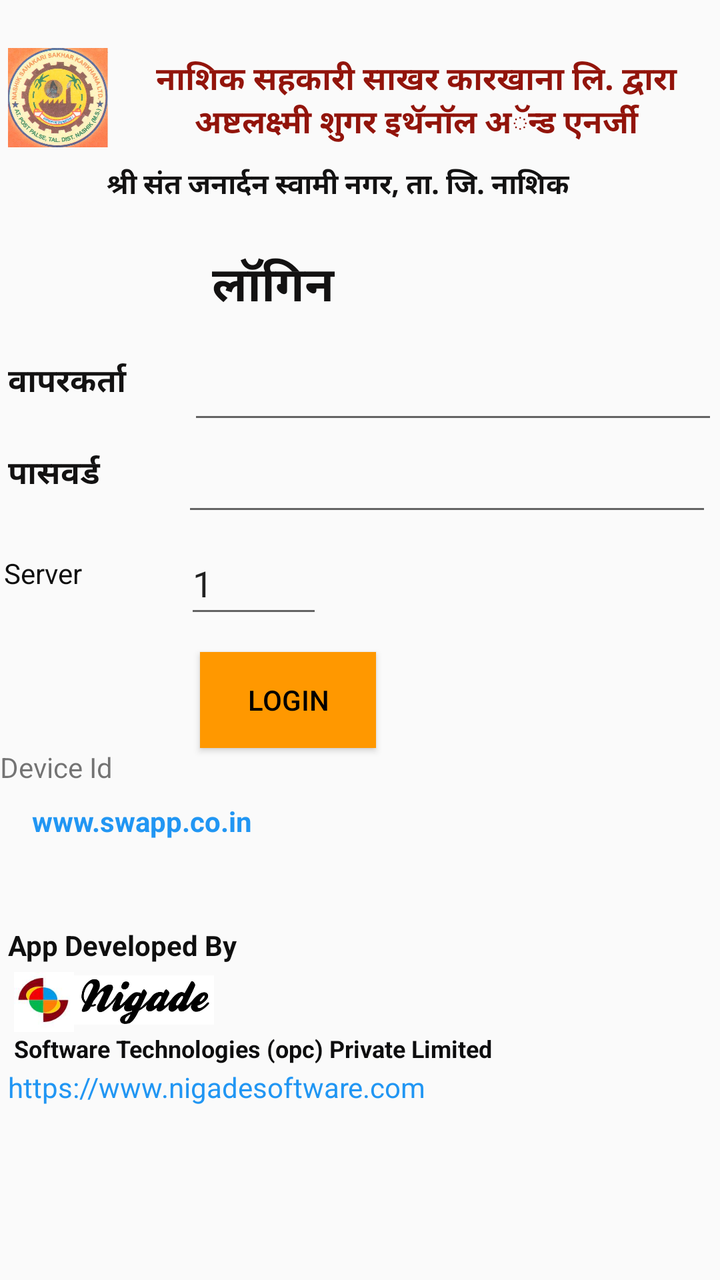
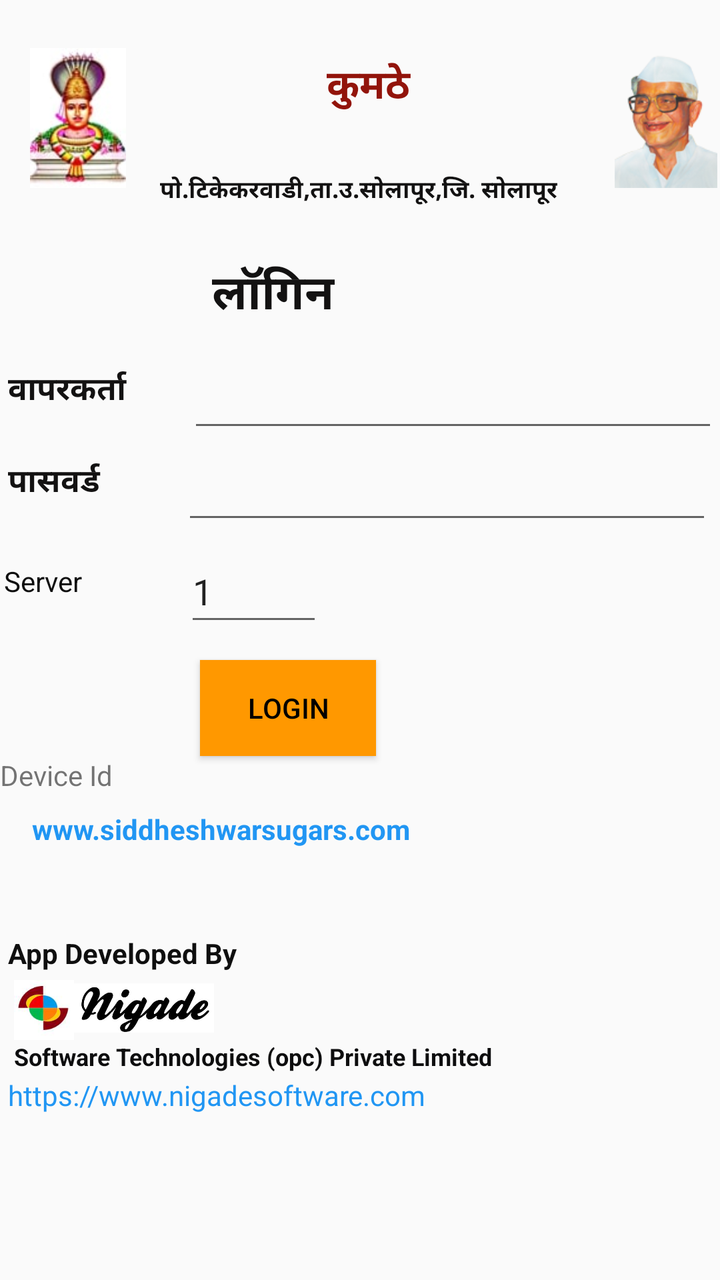

Compare the two renders of this Android layout. The source of the first and the diff that turns it into the second are given below.
<!-- AndroidManifest.xml: application theme AppTheme -->
<!-- res/layout/activity_userlogin.xml -->
<?xml version="1.0" encoding="utf-8"?>
<androidx.constraintlayout.widget.ConstraintLayout xmlns:android="http://schemas.android.com/apk/res/android"
    xmlns:app="http://schemas.android.com/apk/res-auto"
    xmlns:tools="http://schemas.android.com/tools"
    android:layout_width="wrap_content"
    android:layout_height="match_parent"
    tools:context=".userlogin">

    <TextView
        android:id="@+id/textView22"
        android:layout_width="wrap_content"
        android:layout_height="36dp"
        android:layout_marginStart="50dp"
        android:layout_marginLeft="50dp"
        android:layout_marginTop="5dp"
        android:text=" श्री संत जनार्दन स्वामी नगर, ता. जि. नाशिक"
        android:textAlignment="center"
        android:textColor="#131212"
        android:textSize="14sp"
        android:textStyle="bold"
        app:layout_constraintStart_toStartOf="parent"
        app:layout_constraintTop_toBottomOf="@+id/textView13" />

    <ImageView
        android:id="@+id/imageView3"
        android:layout_width="70dp"
        android:layout_height="30dp"
        app:layout_constraintStart_toEndOf="@+id/imageView2"
        app:layout_constraintTop_toBottomOf="@+id/textView21"
        app:srcCompat="@drawable/nigadesoftwaretechnologies_logo" />

    <TextView
        android:id="@+id/textView21"
        android:layout_width="157dp"
        android:layout_height="22dp"
        android:layout_marginStart="4dp"
        android:layout_marginLeft="4dp"
        android:layout_marginTop="36dp"
        android:text="App Developed By "
        android:textAlignment="textStart"
        android:textColor="#0F0F0F"
        android:textSize="14sp"
        android:textStyle="bold"
        app:layout_constraintStart_toStartOf="parent"
        app:layout_constraintTop_toBottomOf="@+id/txvFactorywebsite" />

    <TextView
        android:id="@+id/textView20"
        android:layout_width="382dp"
        android:layout_height="18dp"
        android:layout_marginStart="7dp"
        android:text="Software Technologies (opc) Private Limited"
        android:textAlignment="textStart"
        android:textColor="#0D0D0E"
        android:textSize="12sp"
        android:textStyle="bold"
        app:layout_constraintStart_toStartOf="parent"
        app:layout_constraintTop_toBottomOf="@+id/imageView2" />

    <TextView
        android:id="@+id/textView19"
        android:layout_width="83dp"
        android:layout_height="34dp"
        android:layout_marginTop="15dp"
        android:text=" पासवर्ड"
        android:textAlignment="textStart"
        android:textColor="#131212"
        android:textSize="16sp"
        android:textStyle="bold"
        app:layout_constraintStart_toStartOf="parent"
        app:layout_constraintTop_toBottomOf="@+id/textView17" />

    <TextView
        android:id="@+id/textView17"
        android:layout_width="82dp"
        android:layout_height="31dp"
        android:layout_marginTop="18dp"
        android:text=" वापरकर्ता"
        android:textAlignment="textStart"
        android:textColor="#131212"
        android:textSize="16sp"
        android:textStyle="bold"
        app:layout_constraintStart_toStartOf="parent"
        app:layout_constraintTop_toBottomOf="@+id/textView15" />

    <TextView
        android:id="@+id/textView15"
        android:layout_width="wrap_content"
        android:layout_height="36dp"
        android:layout_marginStart="100dp"
        android:layout_marginLeft="100dp"
        android:layout_marginTop="7dp"
        android:text=" लॉगिन"
        android:textAlignment="center"
        android:textColor="#131212"
        android:textSize="24sp"
        android:textStyle="bold"
        app:layout_constraintStart_toStartOf="parent"
        app:layout_constraintTop_toBottomOf="@+id/textView22" />

    <TextView
        android:id="@+id/textView13"
        android:layout_width="292dp"
        android:layout_height="49dp"
        android:layout_marginStart="8dp"
        android:layout_marginTop="28dp"
        android:layout_marginBottom="5dp"
        android:text="नाशिक सहकारी साखर कारखाना लि. द्वारा अष्टलक्ष्मी शुगर इथॅनॉल अॅन्ड एनर्जी"
        android:textAlignment="center"
        android:textAppearance="@style/TextAppearance.AppCompat.Small"
        android:textColor="#92140B"
        android:textSize="16sp"
        android:textStyle="bold"
        app:layout_constraintBottom_toTopOf="@+id/textView22"
        app:layout_constraintStart_toEndOf="@+id/imageView6"
        app:layout_constraintTop_toTopOf="parent" />

    <EditText
        android:id="@+id/txtUserid"
        android:layout_width="265dp"
        android:layout_height="46dp"
        android:layout_marginStart="12dp"
        android:layout_marginTop="10dp"
        android:ems="10"
        android:inputType="number|textPersonName"
        app:layout_constraintStart_toEndOf="@+id/textView17"
        app:layout_constraintTop_toBottomOf="@+id/textView15" />

    <Button
        android:id="@+id/btnMeasurement"
        android:layout_width="wrap_content"
        android:layout_height="wrap_content"
        android:layout_marginStart="100dp"
        android:layout_marginLeft="100dp"
        android:layout_marginTop="12dp"
        android:background="#FF9800"
        android:text="Login"
        android:textColor="#000000"
        app:layout_constraintStart_toStartOf="parent"
        app:layout_constraintTop_toBottomOf="@+id/txtServer" />

    <EditText
        android:id="@+id/txtPassword"
        android:layout_width="265dp"
        android:layout_height="46dp"
        android:layout_marginStart="8dp"
        android:layout_marginLeft="8dp"
        android:ems="10"
        android:inputType="textPassword"
        app:layout_constraintStart_toEndOf="@+id/textView19"
        app:layout_constraintTop_toBottomOf="@+id/txtUserid" />

    <ImageView
        android:id="@+id/imageView2"
        android:layout_width="30dp"
        android:layout_height="30dp"
        android:layout_marginStart="7dp"
        android:layout_marginTop="1dp"
        android:layout_gravity="left"
        android:layout_marginLeft="7dp"
        app:layout_constraintStart_toStartOf="parent"
        app:layout_constraintTop_toBottomOf="@+id/textView21"
        app:srcCompat="@drawable/nigadesoftwaretechnologies_logo_3"/>

    <ImageView
        android:id="@+id/imageView6"
        android:layout_width="50dp"
        android:layout_height="50dp"
        android:layout_marginStart="4dp"
        android:layout_marginTop="24dp"
        android:layout_gravity="left"
        android:layout_marginLeft="7dp"
        app:layout_constraintStart_toStartOf="parent"
        app:layout_constraintTop_toTopOf="parent"
        app:srcCompat="@drawable/kadwalogo"/>

    <TextView
        android:id="@+id/txvWebsitelink1"
        android:layout_width="wrap_content"
        android:layout_height="wrap_content"
        android:layout_marginStart="4dp"
        android:layout_marginLeft="4dp"
        android:text="https://www.nigadesoftware.com"
        android:textColor="#2196F3"
        android:textSize="14sp"
        app:layout_constraintStart_toStartOf="parent"
        app:layout_constraintTop_toBottomOf="@+id/textView20" />

    <TextView
        android:id="@+id/txvFactorywebsite"
        android:layout_width="359dp"
        android:layout_height="26dp"
        android:layout_marginStart="16dp"
        android:layout_marginLeft="16dp"
        android:layout_marginTop="8dp"
        android:text="www.swapp.co.in"
        android:textColor="#2196F3"
        android:textSize="14sp"
        android:textStyle="bold"
        app:layout_constraintStart_toStartOf="parent"
        app:layout_constraintTop_toBottomOf="@+id/textView30" />

    <TextView
        android:id="@+id/textView30"
        android:layout_width="wrap_content"
        android:layout_height="wrap_content"
        android:text="Device Id"
        app:layout_constraintTop_toBottomOf="@+id/btnMeasurement"
        tools:layout_editor_absoluteX="17dp" />

    <TextView
        android:id="@+id/textView34"
        android:layout_width="wrap_content"
        android:layout_height="wrap_content"
        android:layout_marginStart="2dp"
        android:layout_marginLeft="2dp"
        android:layout_marginTop="18dp"
        android:text="Server"
        android:textColor="#0E0E0E"
        app:layout_constraintStart_toStartOf="parent"
        app:layout_constraintTop_toBottomOf="@+id/textView19" />

    <EditText
        android:id="@+id/txtServer"
        android:layout_width="69dp"
        android:layout_height="48dp"
        android:layout_marginStart="51dp"
        android:layout_marginLeft="51dp"
        android:layout_marginTop="3dp"
        android:ems="10"
        android:inputType="number"
        android:text="1"
        app:layout_constraintStart_toEndOf="@+id/textView34"
        app:layout_constraintTop_toBottomOf="@+id/txtPassword" />

</androidx.constraintlayout.widget.ConstraintLayout>
<!-- resources referenced by this layout -->
<resources>
  <!-- drawable kadwalogo: jpg bitmap (drawable, 153372 bytes) -->
  <!-- drawable nigadesoftwaretechnologies_logo: jpg bitmap (drawable, 11484 bytes) -->
  <!-- drawable nigadesoftwaretechnologies_logo_3: jpg bitmap (drawable, 2615 bytes) -->
  <style name="AppTheme" parent="Theme.AppCompat.Light.DarkActionBar">
          
          <item name="colorPrimary">@color/colorPrimary</item>
          <item name="colorPrimaryDark">@color/colorPrimaryDark</item>
          <item name="colorAccent">@color/colorAccent</item>
      </style>
  <color name="colorPrimary">#008577</color>
  <color name="colorPrimaryDark">#00574B</color>
  <color name="colorAccent">#D81B60</color>
</resources>

<!-- the commit's change to res/layout/activity_userlogin.xml (unified diff, before → after) -->
@@ -10,13 +10,13 @@
         android:id="@+id/textView22"
         android:layout_width="wrap_content"
         android:layout_height="36dp"
-        android:layout_marginStart="50dp"
-        android:layout_marginLeft="50dp"
+        android:layout_marginStart="80dp"
+        android:layout_marginLeft="80dp"
         android:layout_marginTop="5dp"
-        android:text=" श्री संत जनार्दन स्वामी नगर, ता. जि. नाशिक"
+        android:text="पो.टिकेकरवाडी,ता.उ.सोलापूर,जि. सोलापूर"
         android:textAlignment="center"
         android:textColor="#131212"
-        android:textSize="14sp"
+        android:textSize="12sp"
         android:textStyle="bold"
         app:layout_constraintStart_toStartOf="parent"
         app:layout_constraintTop_toBottomOf="@+id/textView13" />
@@ -100,18 +100,14 @@
 
     <TextView
         android:id="@+id/textView13"
-        android:layout_width="292dp"
-        android:layout_height="49dp"
-        android:layout_marginStart="8dp"
+        android:layout_width="220dp"
+        android:layout_height="53dp"
         android:layout_marginTop="28dp"
-        android:layout_marginBottom="5dp"
-        android:text="नाशिक सहकारी साखर कारखाना लि. द्वारा अष्टलक्ष्मी शुगर इथॅनॉल अॅन्ड एनर्जी"
+        android:text=" कुमठे "
         android:textAlignment="center"
-        android:textAppearance="@style/TextAppearance.AppCompat.Small"
         android:textColor="#92140B"
-        android:textSize="16sp"
-        android:textStyle="bold"
-        app:layout_constraintBottom_toTopOf="@+id/textView22"
+        android:textSize="20sp"
+        android:textStyle="bold"
         app:layout_constraintStart_toEndOf="@+id/imageView6"
         app:layout_constraintTop_toTopOf="parent" />
 
@@ -164,8 +160,8 @@
 
     <ImageView
         android:id="@+id/imageView6"
-        android:layout_width="50dp"
-        android:layout_height="50dp"
+        android:layout_width="70dp"
+        android:layout_height="70dp"
         android:layout_marginStart="4dp"
         android:layout_marginTop="24dp"
         android:layout_gravity="left"
@@ -173,7 +169,6 @@
         app:layout_constraintStart_toStartOf="parent"
         app:layout_constraintTop_toTopOf="parent"
         app:srcCompat="@drawable/kadwalogo"/>
-
     <TextView
         android:id="@+id/txvWebsitelink1"
         android:layout_width="wrap_content"
@@ -193,7 +188,7 @@
         android:layout_marginStart="16dp"
         android:layout_marginLeft="16dp"
         android:layout_marginTop="8dp"
-        android:text="www.swapp.co.in"
+        android:text="www.siddheshwarsugars.com"
         android:textColor="#2196F3"
         android:textSize="14sp"
         android:textStyle="bold"
@@ -233,4 +228,15 @@
         app:layout_constraintStart_toEndOf="@+id/textView34"
         app:layout_constraintTop_toBottomOf="@+id/txtPassword" />
 
+    <ImageView
+        android:id="@+id/imageView"
+        android:layout_width="70dp"
+        android:layout_height="70dp"
+        android:layout_marginStart="4dp"
+        android:layout_marginLeft="4dp"
+        android:layout_marginTop="24dp"
+        app:layout_constraintStart_toEndOf="@+id/textView13"
+        app:layout_constraintTop_toTopOf="parent"
+        app:srcCompat="@drawable/appasaheb" />
+
 </androidx.constraintlayout.widget.ConstraintLayout>
<!-- resource entries referenced after the edit -->
@@ -1,6 +1,7 @@
 <!-- resources referenced by this layout -->
 <resources>
-  <!-- drawable kadwalogo: jpg bitmap (drawable, 153372 bytes) -->
+  <!-- drawable appasaheb: png bitmap (drawable, 21121 bytes) -->
+  <!-- drawable kadwalogo: jpg bitmap (drawable, 4013 bytes) -->
   <!-- drawable nigadesoftwaretechnologies_logo: jpg bitmap (drawable, 11484 bytes) -->
   <!-- drawable nigadesoftwaretechnologies_logo_3: jpg bitmap (drawable, 2615 bytes) -->
   <style name="AppTheme" parent="Theme.AppCompat.Light.DarkActionBar">
